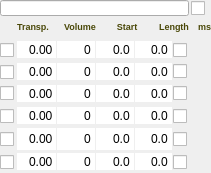
First picture: the form in Qt/qt4_patch_widget.ui, repository kmatheussen/radium, before the edit.
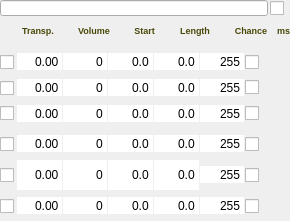
Second picture: the form after the edit.

Commit message: Add "chance" column to note duplicator

Patch:
```diff
--- a/Qt/qt4_patch_widget.ui
+++ b/Qt/qt4_patch_widget.ui
@@ -6,8 +6,8 @@
    <rect>
     <x>0</x>
     <y>0</y>
-    <width>211</width>
-    <height>173</height>
+    <width>290</width>
+    <height>221</height>
    </rect>
   </property>
   <property name="sizePolicy">
@@ -109,7 +109,7 @@
           </property>
           <property name="sizeHint" stdset="0">
            <size>
-            <width>10</width>
+            <width>13</width>
             <height>2</height>
            </size>
           </property>
@@ -125,6 +125,22 @@
           </property>
          </widget>
         </item>
+        <item>
+         <spacer name="horizontalSpacer_5">
+          <property name="orientation">
+           <enum>Qt::Horizontal</enum>
+          </property>
+          <property name="sizeType">
+           <enum>QSizePolicy::Fixed</enum>
+          </property>
+          <property name="sizeHint" stdset="0">
+           <size>
+            <width>5</width>
+            <height>20</height>
+           </size>
+          </property>
+         </spacer>
+        </item>
         <item>
          <widget class="QLabel" name="nd_label1">
           <property name="text">
@@ -167,6 +183,38 @@
           </property>
          </widget>
         </item>
+        <item>
+         <spacer name="horizontalSpacer_8">
+          <property name="orientation">
+           <enum>Qt::Horizontal</enum>
+          </property>
+          <property name="sizeType">
+           <enum>QSizePolicy::Fixed</enum>
+          </property>
+          <property name="sizeHint" stdset="0">
+           <size>
+            <width>5</width>
+            <height>20</height>
+           </size>
+          </property>
+         </spacer>
+        </item>
+        <item>
+         <widget class="QLabel" name="nd_label5">
+          <property name="sizePolicy">
+           <sizepolicy hsizetype="Minimum" vsizetype="Minimum">
+            <horstretch>0</horstretch>
+            <verstretch>0</verstretch>
+           </sizepolicy>
+          </property>
+          <property name="text">
+           <string>&lt;html&gt;&lt;head/&gt;&lt;body&gt;&lt;p&gt;&lt;span style=&quot; font-size:7pt; font-weight:600; color:#4a4808;&quot;&gt;Chance&lt;/span&gt;&lt;/p&gt;&lt;/body&gt;&lt;/html&gt;</string>
+          </property>
+          <property name="alignment">
+           <set>Qt::AlignCenter</set>
+          </property>
+         </widget>
+        </item>
         <item>
          <widget class="QLabel" name="timeformat_label">
           <property name="sizePolicy">
@@ -304,6 +352,28 @@
           </property>
          </widget>
         </item>
+        <item>
+         <widget class="QSpinBox" name="c1">
+          <property name="frame">
+           <bool>false</bool>
+          </property>
+          <property name="alignment">
+           <set>Qt::AlignRight|Qt::AlignTrailing|Qt::AlignVCenter</set>
+          </property>
+          <property name="buttonSymbols">
+           <enum>QAbstractSpinBox::NoButtons</enum>
+          </property>
+          <property name="minimum">
+           <number>0</number>
+          </property>
+          <property name="maximum">
+           <number>255</number>
+          </property>
+          <property name="value">
+           <number>255</number>
+          </property>
+         </widget>
+        </item>
         <item>
          <widget class="QCheckBox" name="f1">
           <property name="sizePolicy">
@@ -459,6 +529,28 @@
           </property>
          </widget>
         </item>
+        <item>
+         <widget class="QSpinBox" name="c2">
+          <property name="frame">
+           <bool>false</bool>
+          </property>
+          <property name="alignment">
+           <set>Qt::AlignRight|Qt::AlignTrailing|Qt::AlignVCenter</set>
+          </property>
+          <property name="buttonSymbols">
+           <enum>QAbstractSpinBox::NoButtons</enum>
+          </property>
+          <property name="minimum">
+           <number>0</number>
+          </property>
+          <property name="maximum">
+           <number>255</number>
+          </property>
+          <property name="value">
+           <number>255</number>
+          </property>
+         </widget>
+        </item>
         <item>
          <widget class="QCheckBox" name="f2">
           <property name="sizePolicy">
@@ -590,6 +682,28 @@
           </property>
          </widget>
         </item>
+        <item>
+         <widget class="QSpinBox" name="c3">
+          <property name="frame">
+           <bool>false</bool>
+          </property>
+          <property name="alignment">
+           <set>Qt::AlignRight|Qt::AlignTrailing|Qt::AlignVCenter</set>
+          </property>
+          <property name="buttonSymbols">
+           <enum>QAbstractSpinBox::NoButtons</enum>
+          </property>
+          <property name="minimum">
+           <number>0</number>
+          </property>
+          <property name="maximum">
+           <number>255</number>
+          </property>
+          <property name="value">
+           <number>255</number>
+          </property>
+         </widget>
+        </item>
         <item>
          <widget class="QCheckBox" name="f3">
           <property name="sizePolicy">
@@ -721,6 +835,28 @@
           </property>
          </widget>
         </item>
+        <item>
+         <widget class="QSpinBox" name="c4">
+          <property name="frame">
+           <bool>false</bool>
+          </property>
+          <property name="alignment">
+           <set>Qt::AlignRight|Qt::AlignTrailing|Qt::AlignVCenter</set>
+          </property>
+          <property name="buttonSymbols">
+           <enum>QAbstractSpinBox::NoButtons</enum>
+          </property>
+          <property name="minimum">
+           <number>0</number>
+          </property>
+          <property name="maximum">
+           <number>255</number>
+          </property>
+          <property name="value">
+           <number>255</number>
+          </property>
+         </widget>
+        </item>
         <item>
          <widget class="QCheckBox" name="f4">
           <property name="sizePolicy">
@@ -879,6 +1015,28 @@
           </property>
          </widget>
         </item>
+        <item>
+         <widget class="QSpinBox" name="c5">
+          <property name="frame">
+           <bool>false</bool>
+          </property>
+          <property name="alignment">
+           <set>Qt::AlignRight|Qt::AlignTrailing|Qt::AlignVCenter</set>
+          </property>
+          <property name="buttonSymbols">
+           <enum>QAbstractSpinBox::NoButtons</enum>
+          </property>
+          <property name="minimum">
+           <number>0</number>
+          </property>
+          <property name="maximum">
+           <number>255</number>
+          </property>
+          <property name="value">
+           <number>255</number>
+          </property>
+         </widget>
+        </item>
         <item>
          <widget class="QCheckBox" name="f5">
           <property name="sizePolicy">
@@ -1010,6 +1168,28 @@
           </property>
          </widget>
         </item>
+        <item>
+         <widget class="QSpinBox" name="c6">
+          <property name="frame">
+           <bool>false</bool>
+          </property>
+          <property name="alignment">
+           <set>Qt::AlignRight|Qt::AlignTrailing|Qt::AlignVCenter</set>
+          </property>
+          <property name="buttonSymbols">
+           <enum>QAbstractSpinBox::NoButtons</enum>
+          </property>
+          <property name="minimum">
+           <number>0</number>
+          </property>
+          <property name="maximum">
+           <number>255</number>
+          </property>
+          <property name="value">
+           <number>255</number>
+          </property>
+         </widget>
+        </item>
         <item>
          <widget class="QCheckBox" name="f6">
           <property name="sizePolicy">
```
The commit also changes 4 other files.
